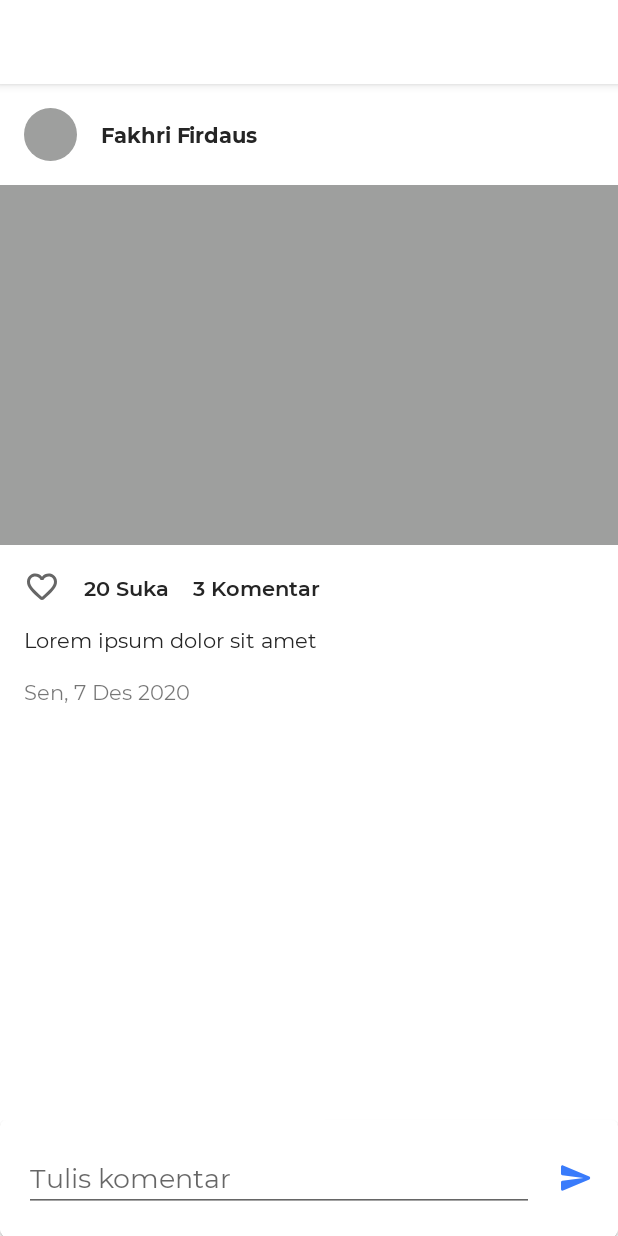
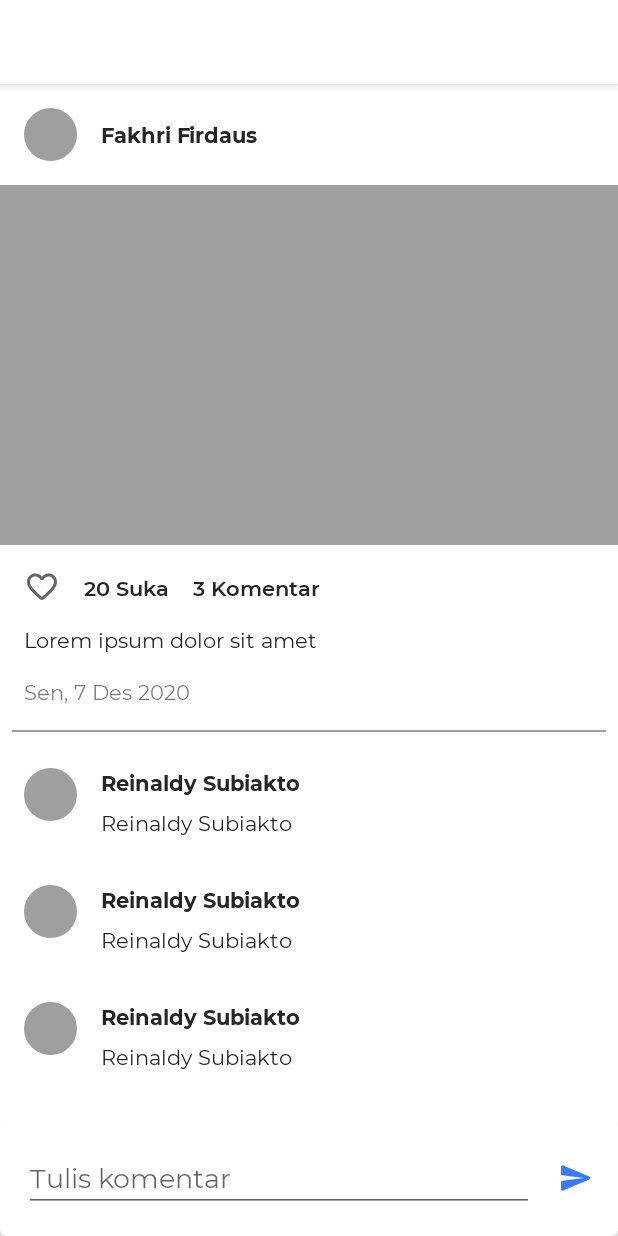
Before and after one commit to affand20/alumnifstku-app, an Android app: the layout fragment_detail_post.xml on its own in the app's theme, with its tools: preview values and no code run, on a phone screen of 412 x 824 dp. Run offline under Robolectric (Android 15) with nearby library versions, the phone set to English and light mode, and no system bars.

Commit message:
remove comment done

```diff
--- a/app/src/main/java/id/trydev/alumnifstku/model/Post.kt
+++ b/app/src/main/java/id/trydev/alumnifstku/model/Post.kt
@@ -12,6 +12,9 @@ data class Post (
 
     @SerializedName("deskripsi")
     val deskripsi: String? = null,
+
+    @SerializedName("alumni_id")
+    val alumniId: String? = null,
 
     @SerializedName("alumni")
     val alumni: Alumni? = null,
--- a/app/src/main/java/id/trydev/alumnifstku/ui/memory/bottomdialog/detail/DetailFragmentPost.kt
+++ b/app/src/main/java/id/trydev/alumnifstku/ui/memory/bottomdialog/detail/DetailFragmentPost.kt
@@ -5,6 +5,7 @@ import android.content.res.Resources
 import android.os.Bundle
 import android.util.Log
 import android.view.View
+import android.widget.PopupMenu
 import android.widget.Toast
 import androidx.core.content.ContextCompat
 import androidx.lifecycle.ViewModelProvider
@@ -37,7 +38,9 @@ class DetailFragmentPost(private val postId:Int): BottomSheetDialogFragment() {
         binding = FragmentDetailPostBinding.inflate(layoutInflater)
 
         prefs = AppPreferences(requireContext())
-        adapter = CommentAdapter(requireContext())
+        adapter = CommentAdapter(requireContext(), prefs) { comment ->
+            viewModel.removeComment(prefs.token.toString(), postId, comment.id.toString().toInt())
+        }
         viewModel = ViewModelProvider(this).get(DetailFragmentViewModel::class.java)
 
         binding.toolbar.title = "Posting"
--- /dev/null
+++ b/app/src/main/res/drawable/ic_baseline_delete_24.xml
@@ -0,0 +1,5 @@
+<vector android:height="24dp" android:tint="#727272"
+    android:viewportHeight="24" android:viewportWidth="24"
+    android:width="24dp" xmlns:android="http://schemas.android.com/apk/res/android">
+    <path android:fillColor="@android:color/white" android:pathData="M6,19c0,1.1 0.9,2 2,2h8c1.1,0 2,-0.9 2,-2V7H6v12zM19,4h-3.5l-1,-1h-5l-1,1H5v2h14V4z"/>
+</vector>
--- a/app/src/main/res/layout/fragment_detail_post.xml
+++ b/app/src/main/res/layout/fragment_detail_post.xml
@@ -130,17 +130,31 @@
                 app:layout_constraintTop_toBottomOf="@+id/tv_post_caption"
                 tools:text="Sen, 7 Des 2020" />
 
+            <View
+                android:id="@+id/view"
+                android:layout_width="match_parent"
+                android:layout_height="1dp"
+                android:layout_marginTop="16dp"
+                android:layout_marginStart="8dp"
+                android:layout_marginEnd="8dp"
+                android:background="@color/grey"
+                app:layout_constraintEnd_toEndOf="parent"
+                app:layout_constraintStart_toStartOf="parent"
+                app:layout_constraintTop_toBottomOf="@+id/tv_post_create" />
+
             <androidx.recyclerview.widget.RecyclerView
                 android:id="@+id/rv_comment"
                 android:layout_width="0dp"
                 android:layout_height="match_parent"
-                android:layout_marginTop="16dp"
+                android:layout_marginTop="8dp"
                 android:nestedScrollingEnabled="false"
                 app:layout_constraintBottom_toBottomOf="parent"
                 app:layout_constraintEnd_toEndOf="parent"
+                app:layout_constraintHorizontal_bias="0.0"
                 app:layout_constraintStart_toStartOf="parent"
-                app:layout_constraintTop_toBottomOf="@+id/tv_post_create"
-                tools:itemCount="0"
+                app:layout_constraintTop_toBottomOf="@+id/view"
+                app:layout_constraintVertical_bias="0.0"
+                tools:itemCount="3"
                 tools:listitem="@layout/item_comment" />
 
             <ProgressBar
@@ -173,6 +187,7 @@
         android:layout_height="wrap_content"
         android:layout_gravity="bottom|center_horizontal"
         app:contentPadding="16dp"
+        app:cardElevation="3dp"
         app:layout_constraintBottom_toBottomOf="parent"
         app:layout_constraintEnd_toEndOf="parent"
         app:layout_constraintStart_toStartOf="parent">
--- a/app/src/main/res/layout/item_comment.xml
+++ b/app/src/main/res/layout/item_comment.xml
@@ -2,6 +2,7 @@
 <androidx.constraintlayout.widget.ConstraintLayout xmlns:android="http://schemas.android.com/apk/res/android"
     android:layout_width="match_parent"
     android:layout_height="wrap_content"
+    android:id="@+id/item_body"
     xmlns:app="http://schemas.android.com/apk/res-auto"
     xmlns:tools="http://schemas.android.com/tools"
     >
@@ -24,7 +25,7 @@
         android:layout_marginEnd="16dp"
         android:fontFamily="@font/montserrat_bold"
         android:textColor="@color/black_soft"
-        app:layout_constraintEnd_toEndOf="parent"
+        app:layout_constraintEnd_toStartOf="@+id/ib_delete_comment"
         app:layout_constraintHorizontal_bias="0.0"
         app:layout_constraintStart_toEndOf="@+id/iv_profile_pic"
         app:layout_constraintTop_toTopOf="@+id/iv_profile_pic"
@@ -35,16 +36,27 @@
         android:layout_width="0dp"
         android:layout_height="wrap_content"
         android:layout_marginStart="16dp"
-        android:layout_marginEnd="16dp"
         android:layout_marginTop="8dp"
         android:layout_marginBottom="16dp"
+        android:layout_marginEnd="16dp"
         android:fontFamily="@font/montserrat_regular"
         android:textColor="@color/black_soft"
-        app:layout_constraintEnd_toEndOf="parent"
-        app:layout_constraintHorizontal_bias="0.0"
+        app:layout_constraintBottom_toBottomOf="parent"
+        app:layout_constraintEnd_toStartOf="@+id/ib_delete_comment"
         app:layout_constraintStart_toEndOf="@+id/iv_profile_pic"
         app:layout_constraintTop_toBottomOf="@id/tv_username"
-        app:layout_constraintBottom_toBottomOf="parent"
         tools:text="Reinaldy Subiakto" />
 
+    <ImageButton
+        android:id="@+id/ib_delete_comment"
+        android:layout_width="wrap_content"
+        android:layout_height="wrap_content"
+        android:visibility="gone"
+        android:layout_marginEnd="16dp"
+        android:background="@android:color/transparent"
+        android:src="@drawable/ic_baseline_delete_24"
+        app:layout_constraintBottom_toBottomOf="parent"
+        app:layout_constraintEnd_toEndOf="parent"
+        app:layout_constraintTop_toTopOf="parent" />
+
 </androidx.constraintlayout.widget.ConstraintLayout>
--- /dev/null
+++ b/app/src/main/res/menu/menu_comment.xml
@@ -0,0 +1,6 @@
+<?xml version="1.0" encoding="utf-8"?>
+<menu xmlns:android="http://schemas.android.com/apk/res/android">
+    <item android:id="@+id/ctx_delete"
+        android:title="Hapus"
+        />
+</menu>
```
Also changed, not shown: app/src/main/java/id/trydev/alumnifstku/adapter/CommentAdapter.kt (+12 -1 lines), app/src/main/java/id/trydev/alumnifstku/ui/memory/bottomdialog/detail/DetailFragmentViewModel.kt (+24 -0 lines).
